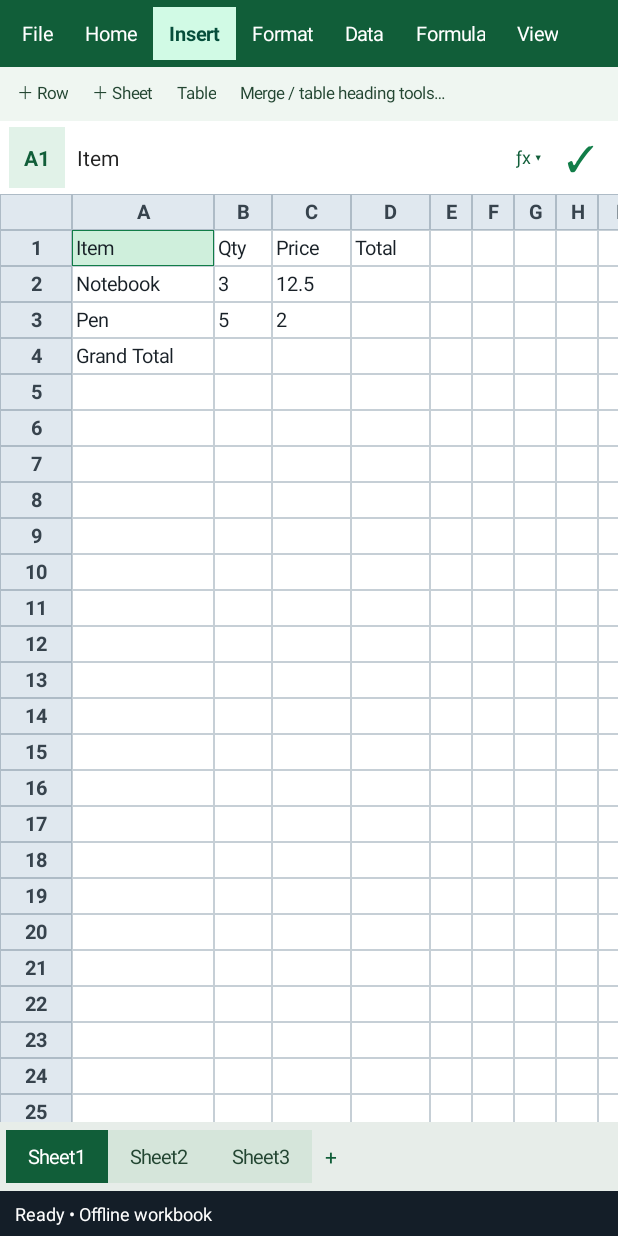
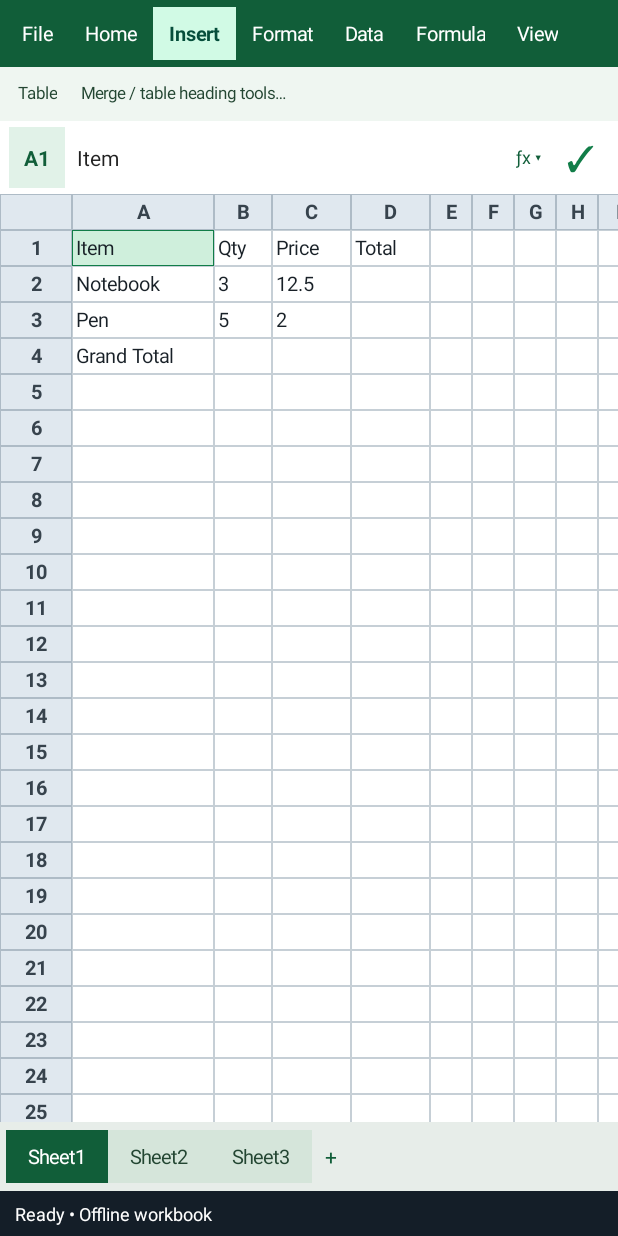
Before and after one commit to Md-Meraj-Hasan/my-excel, an Android app: the screen it shows after launch (MainActivity), after a tap on "Insert", on a phone screen of 412 x 824 dp. Run offline under Robolectric (Android 15) with nearby library versions, the light colour scheme and no system bars; 2 statements that could not run were skipped; 1 other tap on this screen came first.

Commit message:
Add files via upload

```diff
--- a/app/src/main/java/com/meraj/niceexcel/MainActivity.kt
+++ b/app/src/main/java/com/meraj/niceexcel/MainActivity.kt
@@ -207,8 +207,21 @@ class MainActivity : Activity() {
         syncScroll(frozenRowHorizontal, listOf(headerHorizontal, bodyHorizontal))
         syncScroll(bodyHorizontal, listOf(headerHorizontal, frozenRowHorizontal))
 
-        sheetTabs=LinearLayout(this).apply { orientation=LinearLayout.HORIZONTAL; gravity=Gravity.CENTER_VERTICAL; setPadding(dp(4),dp(5),dp(4),dp(5)); setBackgroundColor(Color.rgb(231,237,233)) }
-        root.addView(sheetTabs)
+        val sheetTabsScroll = HorizontalScrollView(this).apply {
+            isHorizontalScrollBarEnabled = true
+            isFillViewport = false
+            overScrollMode = android.view.View.OVER_SCROLL_IF_CONTENT_SCROLLS
+            setBackgroundColor(Color.rgb(231,237,233))
+        }
+        sheetTabs=LinearLayout(this).apply {
+            orientation=LinearLayout.HORIZONTAL
+            gravity=Gravity.CENTER_VERTICAL
+            setPadding(dp(4),dp(5),dp(4),dp(5))
+            setBackgroundColor(Color.rgb(231,237,233))
+            layoutParams = HorizontalScrollView.LayoutParams(-2, -2)
+        }
+        sheetTabsScroll.addView(sheetTabs)
+        root.addView(sheetTabsScroll, LinearLayout.LayoutParams(-1, -2))
         status=TextView(this).apply { text="Ready • Offline workbook"; textSize=12f; setTextColor(Color.WHITE); setPadding(dp(10),dp(7),dp(10),dp(7)); setBackgroundColor(Color.rgb(20,30,40)) }
         root.addView(status)
         setContentView(root)
@@ -233,7 +246,6 @@ class MainActivity : Activity() {
                 "Find / Replace…" to { findReplaceMenu() }
             )
             "Insert" -> listOf(
-                "Add row" to { addOneRow() }, "Add worksheet" to { addSheet() },
                 "Table tools…" to { tableMenu() }, "Merge / table heading tools…" to { tableMenu() }
             )
             "Format" -> listOf(
@@ -263,7 +275,7 @@ class MainActivity : Activity() {
             "New workbook" to "＋ New", "Open workbook…" to "Open", "Save" to "Save", "Save As…" to "Save As",
             "Export CSV…" to "CSV", "Undo" to "↶ Undo", "Redo" to "↷ Redo", "Copy selected cell" to "Copy",
             "Clear selected cell" to "Clear", "Cell formatting…" to "Format", "Paste range from clipboard" to "Paste Range",
-            "Find / Replace…" to "Find", "Add row" to "＋ Row", "Add worksheet" to "＋ Sheet", "Table tools…" to "Table",
+            "Find / Replace…" to "Find", "Table tools…" to "Table",
             "Format cells…" to "Cells", "Range formatting…" to "Range", "Font size…" to "Size", "Text alignment…" to "Align",
             "Number format…" to "Number", "Selected row: Single / Double line…" to "↵ Wrap", "Table styles…" to "Styles",
             "Sort column A → Z" to "Sort A→Z", "Filter column…" to "Filter", "Clear filter" to "Clear filter", "Find / Replace…" to "Find",
@@ -456,29 +468,7 @@ class MainActivity : Activity() {
             if (!rowPassesFilter(r)) continue
             grid.addView(createRowView(r, columnWidths))
         }
-        val addRowBar = LinearLayout(this).apply {
-            orientation = LinearLayout.HORIZONTAL
-            gravity = Gravity.CENTER_VERTICAL
-            setPadding(dp(6), dp(4), dp(6), dp(4))
-            setBackgroundColor(Color.rgb(245, 249, 246))
-        }
-        val addRowButton = TextView(this).apply {
-            text = "+"
-            textSize = 25f
-            typeface = Typeface.DEFAULT_BOLD
-            gravity = Gravity.CENTER
-            setTextColor(Color.WHITE)
-            setBackgroundColor(Color.rgb(17, 94, 57))
-            contentDescription = "Add one row"
-            setOnClickListener { addOneRow() }
-        }
-        addRowBar.addView(addRowButton, LinearLayout.LayoutParams(dp(44), dp(40)))
-        addRowBar.addView(TextView(this).apply {
-            text = "Add 1 row"; textSize = 13f; setTextColor(Color.rgb(35, 70, 50)); setPadding(dp(10), 0, 0, 0)
-            setOnClickListener { addOneRow() }
-        }, LinearLayout.LayoutParams(-2, dp(40)))
-        addRowBar.tag = "add-row-bar"
-        grid.addView(addRowBar)
+        // Bottom Add Row bar removed: row insertion remains available in the Insert ribbon.
         renderTabs()
     }
 
@@ -1186,16 +1176,62 @@ class MainActivity : Activity() {
     }
 
     private fun filterMenu() {
-        val col = selected.takeWhile { it.isLetter() }.ifEmpty { "A" }
-        val input = EditText(this).apply { hint = "Text contains… (blank clears filter)"; setText(filterText.orEmpty()) }
-        AlertDialog.Builder(this).setTitle("Filter column $col").setMessage("Filters rows using the selected column.").setView(input)
+        val selectedCol = selected.takeWhile { it.isLetter() }.ifEmpty { "A" }
+        val columnInput = EditText(this).apply {
+            hint = "Column letter, e.g. A, B, D"
+            setSingleLine(true)
+            setText(filterColumn ?: selectedCol)
+            inputType = android.text.InputType.TYPE_CLASS_TEXT or android.text.InputType.TYPE_TEXT_FLAG_CAP_CHARACTERS
+        }
+        val queryInput = EditText(this).apply {
+            hint = "Text contains… (blank clears filter)"
+            setSingleLine(true)
+            setText(filterText.orEmpty())
+        }
+        val content = LinearLayout(this).apply {
+            orientation = LinearLayout.VERTICAL
+            setPadding(dp(20), dp(4), dp(20), dp(4))
+            addView(TextView(this@MainActivity).apply {
+                text = "Filter column (use the column containing your data, e.g. D for City):"
+                textSize = 13f
+                setTextColor(Color.rgb(45, 65, 54))
+            })
+            addView(columnInput, LinearLayout.LayoutParams(-1, -2))
+            addView(TextView(this@MainActivity).apply {
+                text = "Show rows where the selected column contains:"
+                textSize = 13f
+                setTextColor(Color.rgb(45, 65, 54))
+                setPadding(0, dp(10), 0, 0)
+            })
+            addView(queryInput, LinearLayout.LayoutParams(-1, -2))
+        }
+        AlertDialog.Builder(this)
+            .setTitle("Filter rows")
+            .setView(content)
             .setPositiveButton("Apply") { _, _ ->
-                val q = input.text.toString().trim()
-                if (q.isEmpty()) { filterColumn = null; filterText = null; status.text = "Filter cleared" }
-                else { filterColumn = col; filterText = q; status.text = "Filter: $col contains '$q'" }
+                val col = columnInput.text.toString().trim().uppercase(Locale.ROOT)
+                val q = queryInput.text.toString().trim()
+                if (q.isEmpty()) {
+                    filterColumn = null
+                    filterText = null
+                    status.text = "Filter cleared"
+                } else if (!Regex("^[A-Z]{1,3}$").matches(col) || columnIndex(col) !in 0 until colLimit) {
+                    status.text = "Invalid column. Enter a valid column letter."
+                } else {
+                    filterColumn = col
+                    filterText = q
+                    status.text = "Filter: $col contains '$q'"
+                }
                 render()
-            }.setNeutralButton("Clear filter") { _, _ -> filterColumn = null; filterText = null; render(); status.text = "Filter cleared" }
-            .setNegativeButton("Cancel", null).show()
+            }
+            .setNeutralButton("Clear filter") { _, _ ->
+                filterColumn = null
+                filterText = null
+                render()
+                status.text = "Filter cleared"
+            }
+            .setNegativeButton("Cancel", null)
+            .show()
     }
 
     private fun sortColumn() {
```
